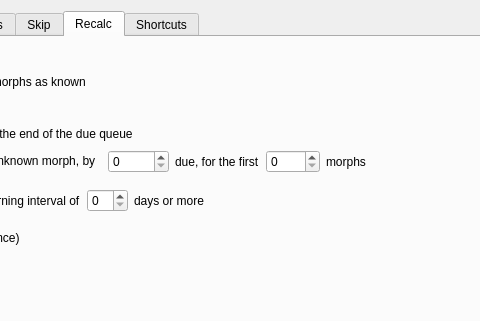
First picture: the form in ankimorphs/ui/settings_dialog.ui, repository mortii/anki-morphs, before the edit; both pictures show x 305 to 785 and y 0 to 321 of the 923 by 497 pixel window.
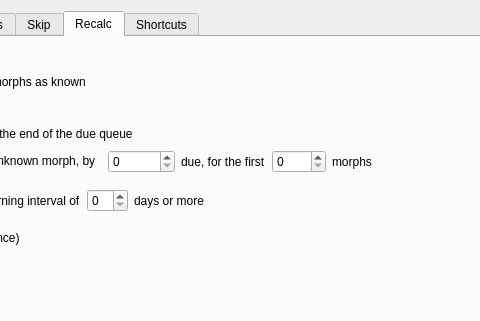
Second picture: the form after the edit. The open tabs and pages were chosen to show the change.

Commit message: increased max and default value of due offset

What changed in the file:
```diff
--- a/ankimorphs/ui/settings_dialog.ui
+++ b/ankimorphs/ui/settings_dialog.ui
@@ -477,7 +477,7 @@
              <item>
               <widget class="QSpinBox" name="dueOffsetSpinBox">
                <property name="maximum">
-                <number>50000</number>
+                <number>500000</number>
                </property>
               </widget>
              </item>
```
Left out of the diff: 2 changed lines with no effect on the pictures. The commit also changes 2 other files.
